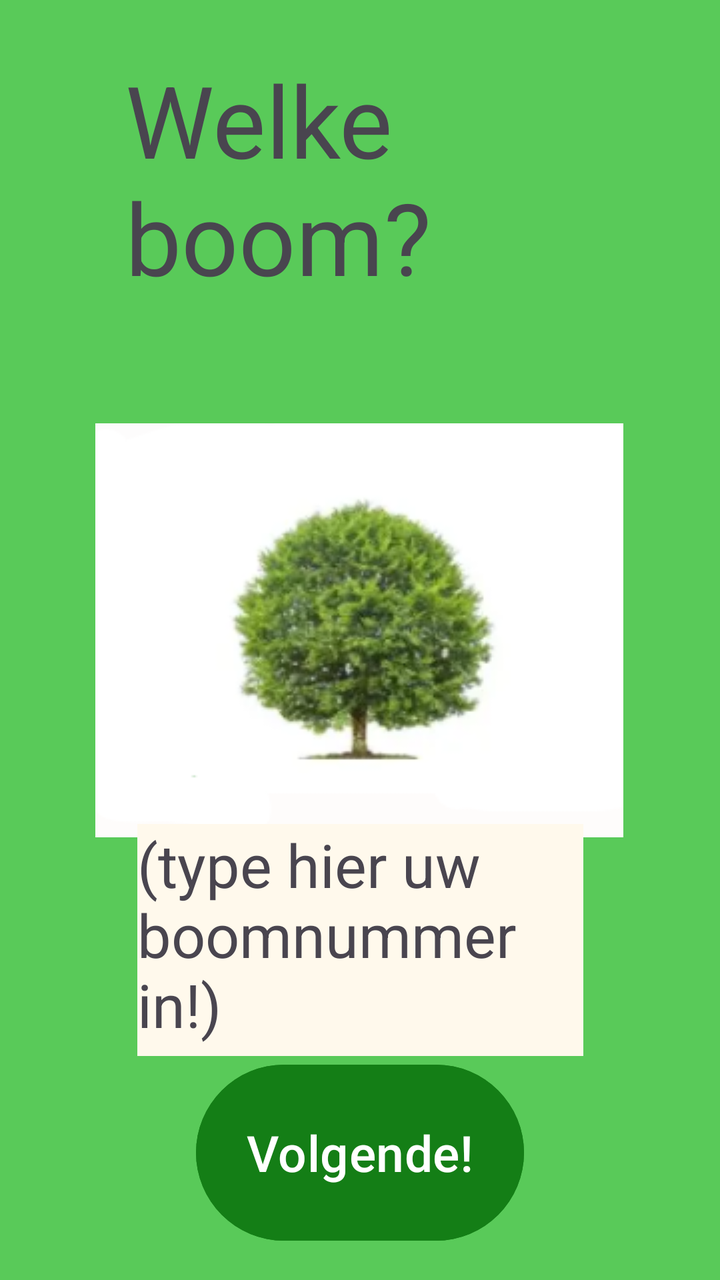
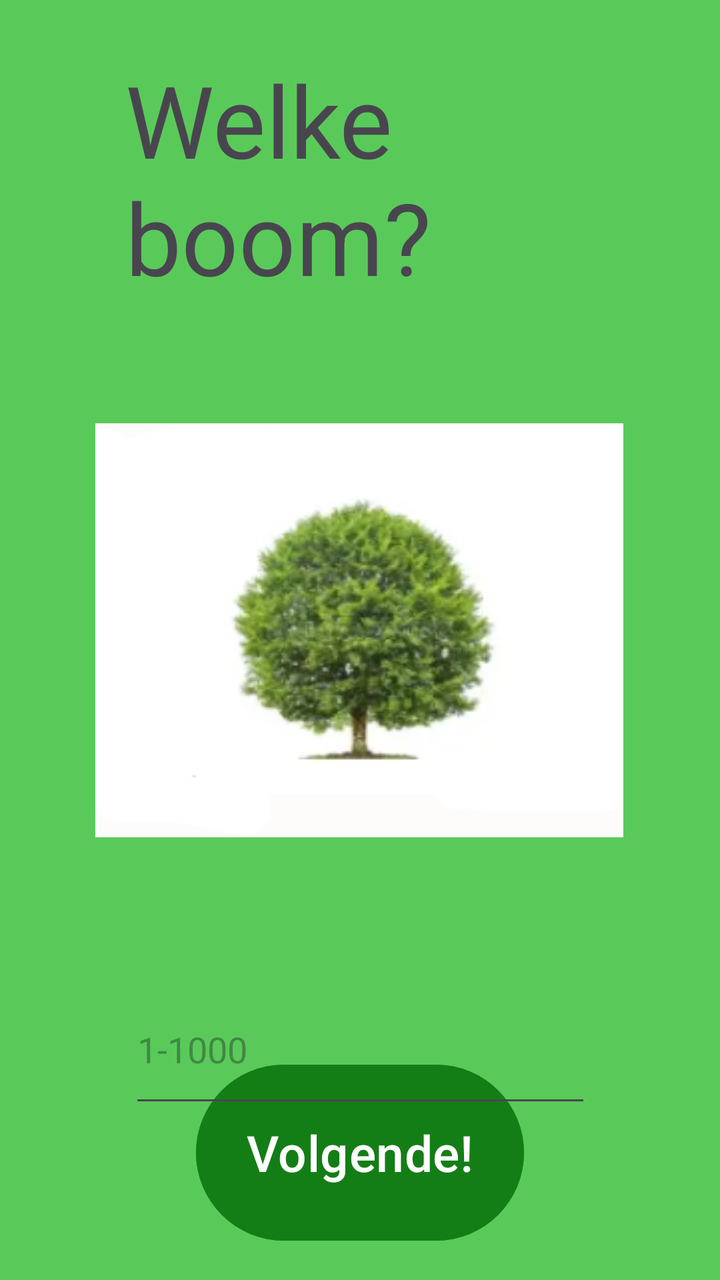

The first picture is an Android layout as it rendered before a commit; the second is the same layout after the commit. The layout source and the unified diff follow.
<!-- AndroidManifest.xml: application theme Theme.KOOPEENBLAADJE -->
<!-- res/layout/activity_main2.xml -->
<?xml version="1.0" encoding="utf-8"?>
<androidx.constraintlayout.widget.ConstraintLayout xmlns:android="http://schemas.android.com/apk/res/android"
    xmlns:app="http://schemas.android.com/apk/res-auto"
    xmlns:tools="http://schemas.android.com/tools"
    android:id="@+id/main"
    android:layout_width="match_parent"
    android:layout_height="match_parent"
    android:background="#59CA59"
    tools:context=".MainActivity2">

    <TextView
        android:id="@+id/textView2"
        android:layout_width="235dp"
        android:layout_height="159dp"
        android:text="Welke boom?"
        android:textSize="50sp"
        app:layout_constraintBottom_toBottomOf="parent"
        app:layout_constraintEnd_toEndOf="parent"
        app:layout_constraintStart_toStartOf="parent"
        app:layout_constraintTop_toTopOf="parent"
        app:layout_constraintVertical_bias="0.055" />

    <ImageView
        android:id="@+id/imageView2"
        android:layout_width="wrap_content"
        android:layout_height="wrap_content"
        android:layout_marginTop="4dp"
        app:layout_constraintBottom_toBottomOf="parent"
        app:layout_constraintEnd_toEndOf="parent"
        app:layout_constraintHorizontal_bias="0.496"
        app:layout_constraintStart_toStartOf="parent"
        app:layout_constraintTop_toBottomOf="@+id/textView2"
        app:layout_constraintVertical_bias="0.091"
        app:srcCompat="@drawable/boom_part_1" />

    <Button
        android:id="@+id/button"
        android:layout_width="164dp"
        android:layout_height="96dp"
        android:backgroundTint="#147E16"
        android:text="Volgende!"
        android:textSize="25sp"
        app:layout_constraintBottom_toBottomOf="parent"
        app:layout_constraintEnd_toEndOf="parent"
        app:layout_constraintStart_toStartOf="parent"
        app:layout_constraintTop_toBottomOf="@+id/textView2"
        app:layout_constraintVertical_bias="0.956" />

    <TextView
        android:id="@+id/textView3"
        android:layout_width="223dp"
        android:layout_height="116dp"
        android:background="#B6B6B6"
        android:backgroundTint="#F44336"
        android:backgroundTintMode="add"
        android:text="(type hier uw boomnummer in!)"
        android:textSize="30sp"
        app:layout_constraintBottom_toBottomOf="parent"
        app:layout_constraintEnd_toEndOf="parent"
        app:layout_constraintStart_toStartOf="parent"
        app:layout_constraintTop_toBottomOf="@+id/textView2"
        app:layout_constraintVertical_bias="0.669" />
</androidx.constraintlayout.widget.ConstraintLayout>
<!-- resources referenced by this layout -->
<resources>
  <!-- drawable boom_part_1: png bitmap (drawable, 37444 bytes) -->
  <style name="Theme.KOOPEENBLAADJE" parent="Base.Theme.KOOPEENBLAADJE" />
  <style name="Base.Theme.KOOPEENBLAADJE" parent="Theme.Material3.DayNight.NoActionBar">
          
          
      </style>
</resources>

<!-- the commit's change to res/layout/activity_main2.xml (unified diff, before → after) -->
@@ -46,18 +46,18 @@
         app:layout_constraintTop_toBottomOf="@+id/textView2"
         app:layout_constraintVertical_bias="0.956" />
 
-    <TextView
-        android:id="@+id/textView3"
-        android:layout_width="223dp"
-        android:layout_height="116dp"
-        android:background="#B6B6B6"
-        android:backgroundTint="#F44336"
-        android:backgroundTintMode="add"
-        android:text="(type hier uw boomnummer in!)"
-        android:textSize="30sp"
+    <EditText
+        android:id="@+id/editTextNumber"
+        android:layout_width="231dp"
+        android:layout_height="71dp"
+        android:layout_marginTop="301dp"
+        android:ems="10"
+        android:hint="1-1000"
+        android:inputType="number"
         app:layout_constraintBottom_toBottomOf="parent"
         app:layout_constraintEnd_toEndOf="parent"
         app:layout_constraintStart_toStartOf="parent"
         app:layout_constraintTop_toBottomOf="@+id/textView2"
-        app:layout_constraintVertical_bias="0.669" />
+        app:layout_constraintVertical_bias="0.017" />
+
 </androidx.constraintlayout.widget.ConstraintLayout>
